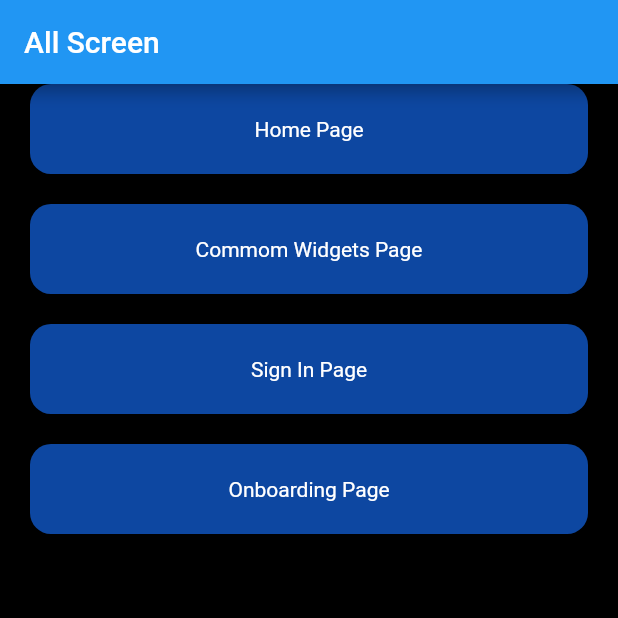
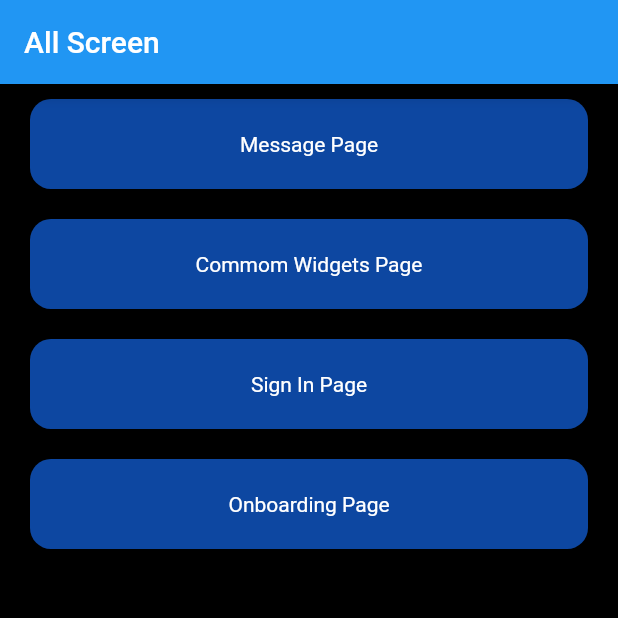
Before and after one commit to Daobakhanh/social_photo_sharing_app_Flutter, a Flutter app: the screen it shows after launch, on a phone screen of 412 x 824 dp, the top half of it. Run offline on Flutter 3.47's test engine with Material 2 defaults, Android fonts, the phone set to English and light mode, and no system bars.

Commit message:
Change folder Structure

```diff
--- /dev/null
+++ b/lib/common/list_screen.dart
@@ -0,0 +1,6 @@
+const listScreen = <String>[
+  'Message Page',
+  'Commom Widgets Page',
+  'Sign In Page',
+  'Onboarding Page'
+];
--- a/lib/main.dart
+++ b/lib/main.dart
@@ -1,16 +1,9 @@
 import 'package:flutter/material.dart';
-import 'package:social_network_newsfeed/modules/homePage/pages/home_page.dart';
+import 'modules/dashboard/pages/dashboard_page.dart';
 
 void main() {
   runApp(const MyApp());
 }
-
-const listScreen = <String>[
-  'Home Page',
-  'Commom Widgets Page',
-  'Sign In Page',
-  'Onboarding Page'
-];
 
 class MyApp extends StatelessWidget {
   const MyApp({Key? key}) : super(key: key);
@@ -22,88 +15,9 @@ class MyApp extends StatelessWidget {
       debugShowCheckedModeBanner: false,
       title: 'Flutter Demo',
       theme: ThemeData(
-        // This is the theme of your application.
-        //
-        // Try running your application with "flutter run". You'll see the
-        // application has a blue toolbar. Then, without quitting the app, try
-        // changing the primarySwatch below to Colors.green and then invoke
-        // "hot reload" (press "r" in the console where you ran "flutter run",
-        // or simply save your changes to "hot reload" in a Flutter IDE).
-        // Notice that the counter didn't reset back to zero; the application
-        // is not restarted.
         primarySwatch: Colors.blue,
       ),
-      home: const MyHomePage(),
+      home: const DashBoardPage(),
     );
   }
 }
-
-class MyHomePage extends StatelessWidget {
-  const MyHomePage({Key? key}) : super(key: key);
-
-  @override
-  Widget build(BuildContext context) {
-    final size = MediaQuery.of(context).size;
-    final paddingSafeAreaSize = MediaQuery.of(context).padding.top +
-        MediaQuery.of(context).padding.bottom;
-    const double marginCard = 10;
-    //define height
-    final heightSmallCardCustom = (size.height - paddingSafeAreaSize) / 5;
-    final heightSmallCardDefault =
-        (size.height - heightSmallCardCustom - paddingSafeAreaSize) / 3;
-
-    //define width
-    final widthQuarterOfScreen = (size.width - marginCard) / 4;
-
-    return Scaffold(
-      appBar: AppBar(
-        title: const Text('All Screen'),
-      ),
-      body: Container(
-        color: Colors.black,
-        child: ListView.builder(
-            itemCount: 4,
-            itemBuilder: (context, index) {
-              return CardScreen(title: listScreen[index]);
-            }),
-      ),
-    );
-  }
-}
-
-class CardScreen extends StatefulWidget {
-  const CardScreen({Key? key, required this.title}) : super(key: key);
-
-  final String title;
-  @override
-  State<CardScreen> createState() => _CardScreenState();
-}
-
-class _CardScreenState extends State<CardScreen> {
-  @override
-  Widget build(BuildContext context) {
-    return Padding(
-      padding: const EdgeInsets.symmetric(horizontal: 20),
-      child: GestureDetector(
-        onTap: () {
-          // ignore: avoid_print
-          print('hello');
-          Navigator.push(context,
-              MaterialPageRoute(builder: (context) => const HomePage()));
-        },
-        child: Container(
-          margin: const EdgeInsets.only(bottom: 20),
-          height: 60,
-          width: 100,
-          alignment: Alignment.center,
-          child: Text(
-            widget.title,
-            style: const TextStyle(color: Colors.white),
-          ),
-          decoration: BoxDecoration(
-              borderRadius: BorderRadius.circular(14), color: Colors.blue[900]),
-        ),
-      ),
-    );
-  }
-}
--- /dev/null
+++ b/lib/modules/dashboard/pages/dashboard_page.dart
@@ -0,0 +1,50 @@
+import 'package:flutter/material.dart';
+import 'package:social_network_newsfeed/common/list_screen.dart';
+
+import '../../common_widget/pages/common_widget_page.dart';
+import '../../messages/message_page.dart';
+import '../widgets/card_screen.dart';
+
+class DashBoardPage extends StatelessWidget {
+  const DashBoardPage({Key? key}) : super(key: key);
+
+  @override
+  Widget build(BuildContext context) {
+    // final size = MediaQuery.of(context).size;
+    // final paddingSafeAreaSize = MediaQuery.of(context).padding.top +
+    MediaQuery.of(context).padding.bottom;
+
+    return Scaffold(
+      appBar: AppBar(
+        title: const Text('All Screen'),
+      ),
+      body: Container(
+          color: Colors.black,
+          // child: ListView.builder(
+          //     itemCount: 4,
+          //     itemBuilder: (context, index) {
+          //       return CardScreen(title: listScreen[index]);
+          //     }),
+          child: ListView(
+            children: [
+              CardScreen(
+                title: listScreen[0],
+                pageWidget: const MessagePage(),
+              ),
+              CardScreen(
+                title: listScreen[1],
+                pageWidget: const CommonWidgetPage(),
+              ),
+              CardScreen(
+                title: listScreen[2],
+                pageWidget: const MessagePage(),
+              ),
+              CardScreen(
+                title: listScreen[3],
+                pageWidget: const MessagePage(),
+              )
+            ],
+          )),
+    );
+  }
+}
--- /dev/null
+++ b/lib/modules/dashboard/widgets/card_screen.dart
@@ -0,0 +1,40 @@
+import 'package:flutter/material.dart';
+
+class CardScreen extends StatefulWidget {
+  const CardScreen({Key? key, required this.title, required this.pageWidget})
+      : super(key: key);
+
+  final Widget pageWidget;
+  final String title;
+  @override
+  State<CardScreen> createState() => _CardScreenState();
+}
+
+class _CardScreenState extends State<CardScreen> {
+  @override
+  Widget build(BuildContext context) {
+    return Padding(
+      padding: const EdgeInsets.symmetric(horizontal: 20),
+      child: GestureDetector(
+        onTap: () {
+          // ignore: avoid_print
+          print('hello');
+          Navigator.push(context,
+              MaterialPageRoute(builder: (context) => widget.pageWidget));
+        },
+        child: Container(
+          margin: const EdgeInsets.only(bottom: 10, top: 10),
+          height: 60,
+          width: 100,
+          alignment: Alignment.center,
+          child: Text(
+            widget.title,
+            style: const TextStyle(color: Colors.white),
+          ),
+          decoration: BoxDecoration(
+              borderRadius: BorderRadius.circular(14), color: Colors.blue[900]),
+        ),
+      ),
+    );
+  }
+}
--- /dev/null
+++ b/lib/themes/app_fonts.dart
@@ -0,0 +1,3 @@
+class AppFonts {
+  static const avenir = 'Avenir';
+}
--- a/pubspec.yaml
+++ b/pubspec.yaml
@@ -57,9 +57,9 @@ flutter:
 
   # To add assets to your application, add an assets section, like this:
   assets:
-    - assets/fonts
-    - assets/fonts/Avenir
-    - assets/images
+    - assets/fonts/
+    - assets/fonts/Avenir/
+    - assets/images/
 
   #   - images/a_dot_burr.jpeg
   #   - images/a_dot_ham.jpeg
```
Also changed, not shown: lib/modules/common_widget/pages/common_widget_page.dart (added, +62 -0 lines), lib/modules/common_widget/widgets/common_widgets.dart (added, +39 -0 lines), lib/modules/messages/message_page.dart (renamed from lib/modules/homePage/pages/home_page.dart, +5 -5 lines), lib/themes/app_colors.dart (added, +17 -0 lines), lib/themes/app_styles.dart (added, +48 -0 lines).
